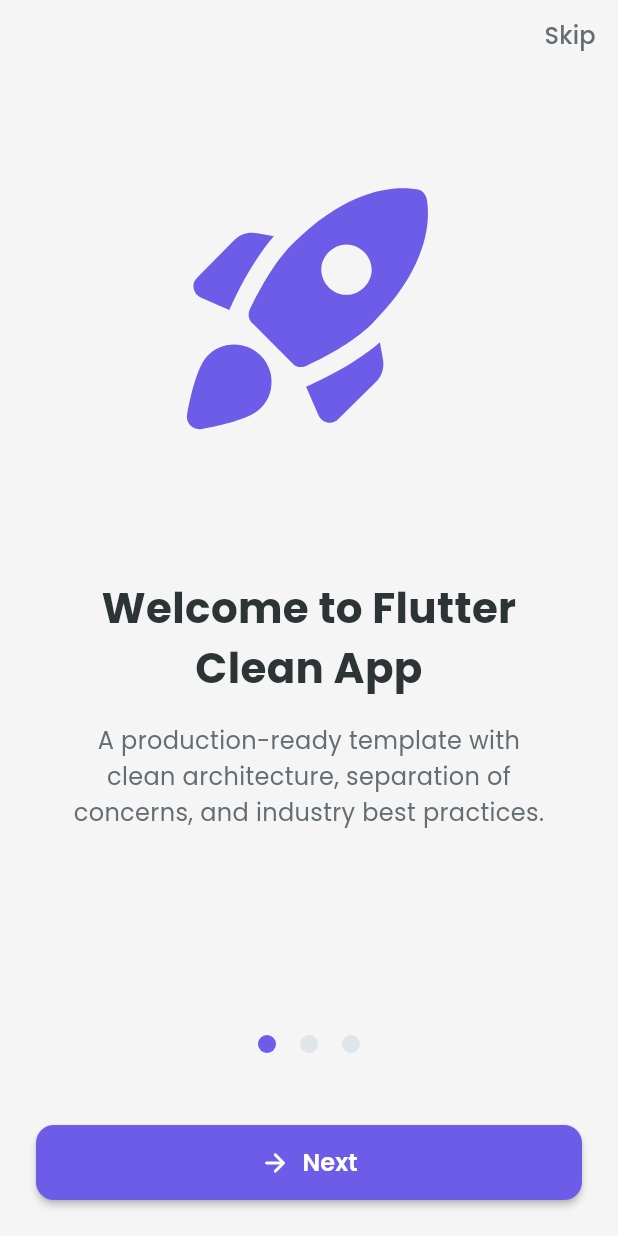
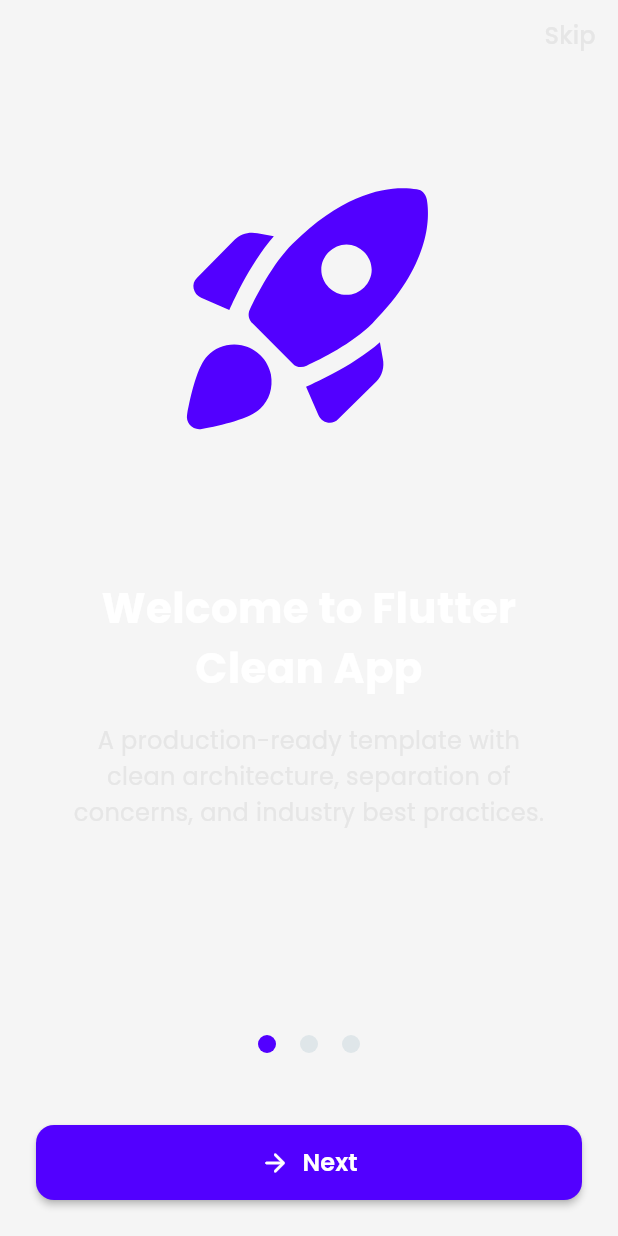
Before and after one commit to Hasan-Uddin/bloc_alarm_app, a Flutter app: the screen it shows after launch, on a phone screen of 412 x 824 dp. Run offline on Flutter 3.47's test engine with Material 3 defaults, Android fonts, the phone set to English and light mode, and no system bars; drawn by our look-alikes of smooth_page_indicator; our stand-ins replace connectivity_plus, dartz, dio, equatable, flutter_bloc, get_it and 6 more; accounts and stored records are empty.

Commit message:
color update, and linear grads

```diff
--- a/lib/constants/app_colors.dart
+++ b/lib/constants/app_colors.dart
@@ -7,9 +7,9 @@ class AppColors {
   AppColors._();
 
   // Primary Colors
-  static const Color primary = Color(0xFF6C5CE7);
-  static const Color primaryDark = Color(0xFF5849C9);
-  static const Color primaryLight = Color(0xFF8B7FF4);
+  static const Color primary = Color.fromARGB(255, 82, 0, 255);
+  static const Color primaryDark = Color.fromARGB(166, 81, 0, 255);
+  static const Color primaryLight = Color.fromARGB(94, 81, 0, 255);
 
   // Secondary Colors
   static const Color secondary = Color(0xFFFF6B9D);
@@ -27,8 +27,8 @@ class AppColors {
   static const Color surfaceDark = Color(0xFF2C2C2C);
 
   // Text Colors
-  static const Color textPrimary = Color(0xFF2D3436);
-  static const Color textSecondary = Color(0xFF636E72);
+  static const Color textPrimary = Color.fromARGB(255, 255, 255, 255);
+  static const Color textSecondary = Color.fromARGB(255, 230, 230, 230);
   static const Color textHint = Color(0xFFB2BEC3);
   static const Color textWhite = Color(0xFFFFFFFF);
 
@@ -42,10 +42,11 @@ class AppColors {
   static const Color divider = Color(0xFFDFE6E9);
   static const Color border = Color(0xFFB2BEC3);
   static const Color shadow = Color(0x1A000000);
+  static const Color transparent = Color.fromARGB(0, 255, 255, 255);
 
   // Gradient Colors (for modern UI effects)
   static const LinearGradient primaryGradient = LinearGradient(
-    colors: [primary, primaryLight],
+    colors: [Color.fromARGB(248, 11, 0, 36), transparent],
     begin: Alignment.topLeft,
     end: Alignment.bottomRight,
   );
```
